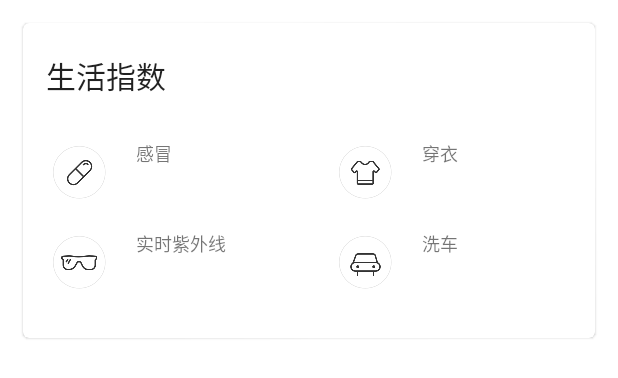
After one commit to lingxiao-Zhu/SunnyWeather, an Android app: the layout life_index.xml on its own in the app's theme, with its tools: preview values and no code run, on a phone screen of 412 x 824 dp. The commit adds this screen. Shown: the top 378 px of the screen. Run offline under Robolectric (Android 15) with nearby library versions, the phone set to English and light mode, and no system bars.

Commit message:
feat: 完成天气模块

```diff
--- /dev/null
+++ b/app/src/main/res/layout/life_index.xml
@@ -0,0 +1,191 @@
+<com.google.android.material.card.MaterialCardView
+  xmlns:android="http://schemas.android.com/apk/res/android"
+  xmlns:app="http://schemas.android.com/apk/res-auto"
+  android:layout_width="match_parent"
+  android:layout_height="wrap_content"
+  android:layout_margin="15dp"
+  app:cardCornerRadius="4dp">
+
+  <LinearLayout
+    android:orientation="vertical"
+    android:layout_width="match_parent"
+    android:layout_height="wrap_content">
+
+    <TextView
+      android:layout_width="wrap_content"
+      android:layout_height="wrap_content"
+      android:layout_marginStart="15dp"
+      android:layout_marginTop="20dp"
+      android:text="生活指数"
+      android:textColor="?android:attr/textColorPrimary"
+      android:textSize="20sp"/>
+
+    <LinearLayout
+      android:layout_width="match_parent"
+      android:layout_height="wrap_content"
+      android:layout_marginTop="20dp">
+
+      <RelativeLayout
+        android:layout_width="0dp"
+        android:layout_height="60dp"
+        android:layout_weight="1">
+
+        <ImageView
+          android:id="@+id/coldRiskImg"
+          android:layout_width="wrap_content"
+          android:layout_height="wrap_content"
+          android:layout_centerVertical="true"
+          android:layout_marginStart="20dp"
+          android:src="@drawable/ic_coldrisk" />
+
+        <LinearLayout
+          android:layout_width="wrap_content"
+          android:layout_height="wrap_content"
+          android:layout_centerVertical="true"
+          android:layout_toEndOf="@id/coldRiskImg"
+          android:layout_marginStart="20dp"
+          android:orientation="vertical">
+
+          <TextView
+            android:layout_width="wrap_content"
+            android:layout_height="wrap_content"
+            android:textSize="12sp"
+            android:text="感冒" />
+
+          <TextView
+            android:id="@+id/coldRiskText"
+            android:layout_width="wrap_content"
+            android:layout_height="wrap_content"
+            android:layout_marginTop="4dp"
+            android:textSize="16sp"
+            android:textColor="?android:attr/textColorPrimary" />
+        </LinearLayout>
+
+      </RelativeLayout>
+
+      <RelativeLayout
+        android:layout_width="0dp"
+        android:layout_height="60dp"
+        android:layout_weight="1">
+
+        <ImageView
+          android:id="@+id/dressingImg"
+          android:layout_width="wrap_content"
+          android:layout_height="wrap_content"
+          android:layout_centerVertical="true"
+          android:layout_marginStart="20dp"
+          android:src="@drawable/ic_dressing" />
+
+        <LinearLayout
+          android:layout_width="wrap_content"
+          android:layout_height="wrap_content"
+          android:layout_centerVertical="true"
+          android:layout_toEndOf="@id/dressingImg"
+          android:layout_marginStart="20dp"
+          android:orientation="vertical">
+
+          <TextView
+            android:layout_width="wrap_content"
+            android:layout_height="wrap_content"
+            android:textSize="12sp"
+            android:text="穿衣" />
+
+          <TextView
+            android:id="@+id/dressingText"
+            android:layout_width="wrap_content"
+            android:layout_height="wrap_content"
+            android:layout_marginTop="4dp"
+            android:textSize="16sp"
+            android:textColor="?android:attr/textColorPrimary" />
+        </LinearLayout>
+
+      </RelativeLayout>
+
+    </LinearLayout>
+
+    <LinearLayout
+      android:layout_width="match_parent"
+      android:layout_height="wrap_content"
+      android:layout_marginBottom="20dp">
+
+      <RelativeLayout
+        android:layout_width="0dp"
+        android:layout_height="60dp"
+        android:layout_weight="1">
+
+        <ImageView
+          android:id="@+id/ultravioletImg"
+          android:layout_width="wrap_content"
+          android:layout_height="wrap_content"
+          android:layout_centerVertical="true"
+          android:layout_marginStart="20dp"
+          android:src="@drawable/ic_ultraviolet" />
+
+        <LinearLayout
+          android:layout_width="wrap_content"
+          android:layout_height="wrap_content"
+          android:layout_centerInParent="true"
+          android:layout_toEndOf="@id/ultravioletImg"
+          android:layout_marginStart="20dp"
+          android:orientation="vertical">
+
+          <TextView
+            android:layout_width="wrap_content"
+            android:layout_height="wrap_content"
+            android:textSize="12sp"
+            android:text="实时紫外线" />
+
+          <TextView
+            android:id="@+id/ultravioletText"
+            android:layout_width="wrap_content"
+            android:layout_height="wrap_content"
+            android:layout_marginTop="4dp"
+            android:textSize="16sp"
+            android:textColor="?android:attr/textColorPrimary" />
+        </LinearLayout>
+
+      </RelativeLayout>
+
+      <RelativeLayout
+        android:layout_width="0dp"
+        android:layout_height="60dp"
+        android:layout_weight="1">
+
+        <ImageView
+          android:id="@+id/carWashingImg"
+          android:layout_width="wrap_content"
+          android:layout_height="wrap_content"
+          android:layout_centerVertical="true"
+          android:layout_marginStart="20dp"
+          android:src="@drawable/ic_carwashing" />
+
+        <LinearLayout
+          android:layout_width="wrap_content"
+          android:layout_height="wrap_content"
+          android:layout_centerInParent="true"
+          android:layout_toEndOf="@id/carWashingImg"
+          android:layout_marginStart="20dp"
+          android:orientation="vertical">
+
+          <TextView
+            android:layout_width="wrap_content"
+            android:layout_height="wrap_content"
+            android:textSize="12sp"
+            android:text="洗车" />
+
+          <TextView
+            android:id="@+id/carWashingText"
+            android:layout_width="wrap_content"
+            android:layout_height="wrap_content"
+            android:layout_marginTop="4dp"
+            android:textSize="16sp"
+            android:textColor="?android:attr/textColorPrimary" />
+        </LinearLayout>
+
+      </RelativeLayout>
+
+    </LinearLayout>
+
+  </LinearLayout>
+
+</com.google.android.material.card.MaterialCardView>
```
Also changed, not shown: app/src/main/java/com/example/sunnyweather/logic/model/Sky.kt (added, +36 -0 lines), app/src/main/java/com/example/sunnyweather/ui/place/PlaceAdapter.kt (+15 -1 lines), app/src/main/java/com/example/sunnyweather/ui/weather/WeatherActivity.kt (+83 -3 lines), app/src/main/res/layout/activity_weather.xml (+21 -7 lines).
